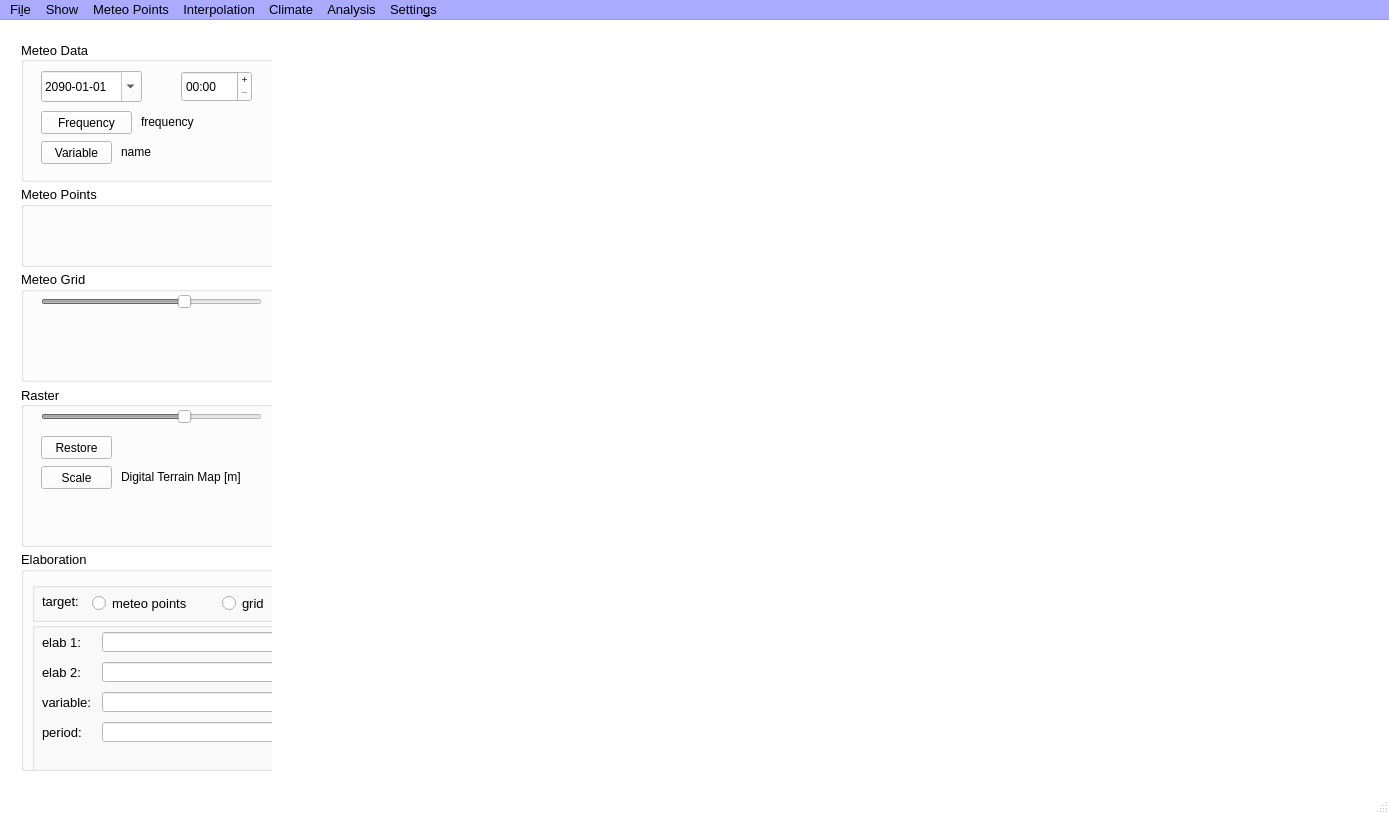
Above: bin/PRAGA/mainWindow.ui from gaowudao/CRITERIA3D before the change. Below: the same form after it.
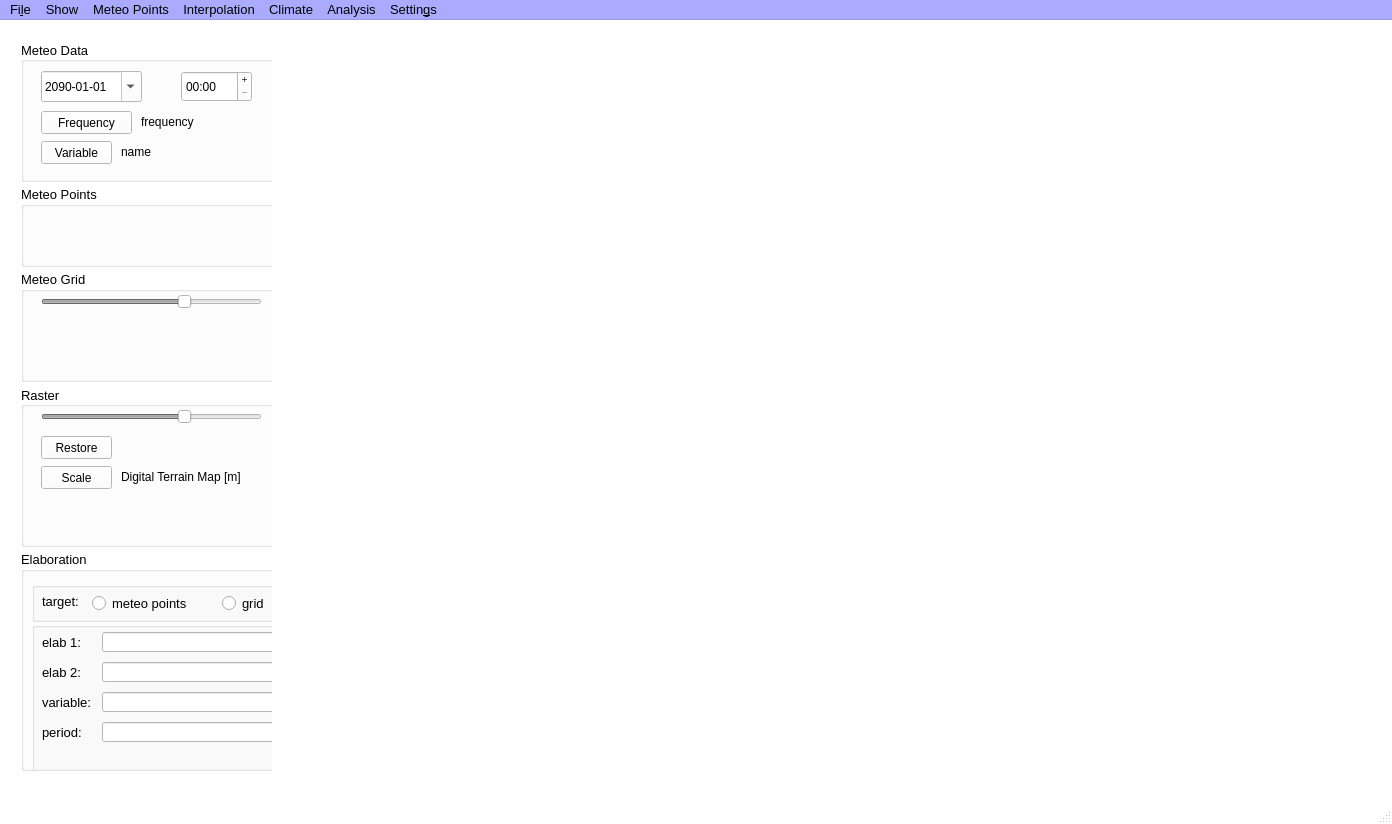
That is the form after the change.

What changed in the file:
```diff
--- a/bin/PRAGA/mainWindow.ui
+++ b/bin/PRAGA/mainWindow.ui
@@ -6,8 +6,8 @@
    <rect>
     <x>0</x>
     <y>0</y>
-    <width>1387</width>
-    <height>814</height>
+    <width>1392</width>
+    <height>824</height>
    </rect>
   </property>
   <property name="palette">
@@ -148,6 +148,15 @@
        </color>
       </brush>
      </colorrole>
+     <colorrole role="PlaceholderText">
+      <brush brushstyle="NoBrush">
+       <color alpha="128">
+        <red>0</red>
+        <green>0</green>
+        <blue>0</blue>
+       </color>
+      </brush>
+     </colorrole>
     </active>
     <inactive>
      <colorrole role="WindowText">
@@ -285,6 +294,15 @@
        </color>
       </brush>
      </colorrole>
+     <colorrole role="PlaceholderText">
+      <brush brushstyle="NoBrush">
+       <color alpha="128">
+        <red>0</red>
+        <green>0</green>
+        <blue>0</blue>
+       </color>
+      </brush>
+     </colorrole>
     </inactive>
     <disabled>
      <colorrole role="WindowText">
@@ -422,6 +440,15 @@
        </color>
       </brush>
      </colorrole>
+     <colorrole role="PlaceholderText">
+      <brush brushstyle="NoBrush">
+       <color alpha="128">
+        <red>0</red>
+        <green>0</green>
+        <blue>0</blue>
+       </color>
+      </brush>
+     </colorrole>
     </disabled>
    </palette>
   </property>
@@ -2336,8 +2363,8 @@
     <rect>
      <x>0</x>
      <y>0</y>
-     <width>1387</width>
-     <height>30</height>
+     <width>1392</width>
+     <height>26</height>
     </rect>
    </property>
    <property name="palette">
@@ -2478,6 +2505,15 @@
         </color>
        </brush>
       </colorrole>
+      <colorrole role="PlaceholderText">
+       <brush brushstyle="NoBrush">
+        <color alpha="128">
+         <red>0</red>
+         <green>0</green>
+         <blue>0</blue>
+        </color>
+       </brush>
+      </colorrole>
      </active>
      <inactive>
       <colorrole role="WindowText">
@@ -2615,6 +2651,15 @@
         </color>
        </brush>
       </colorrole>
+      <colorrole role="PlaceholderText">
+       <brush brushstyle="NoBrush">
+        <color alpha="128">
+         <red>0</red>
+         <green>0</green>
+         <blue>0</blue>
+        </color>
+       </brush>
+      </colorrole>
      </inactive>
      <disabled>
       <colorrole role="WindowText">
@@ -2752,6 +2797,15 @@
         </color>
        </brush>
       </colorrole>
+      <colorrole role="PlaceholderText">
+       <brush brushstyle="NoBrush">
+        <color alpha="128">
+         <red>0</red>
+         <green>0</green>
+         <blue>0</blue>
+        </color>
+       </brush>
+      </colorrole>
      </disabled>
     </palette>
    </property>
```
Left out of the diff: 116 changed lines with no effect on the pictures.
